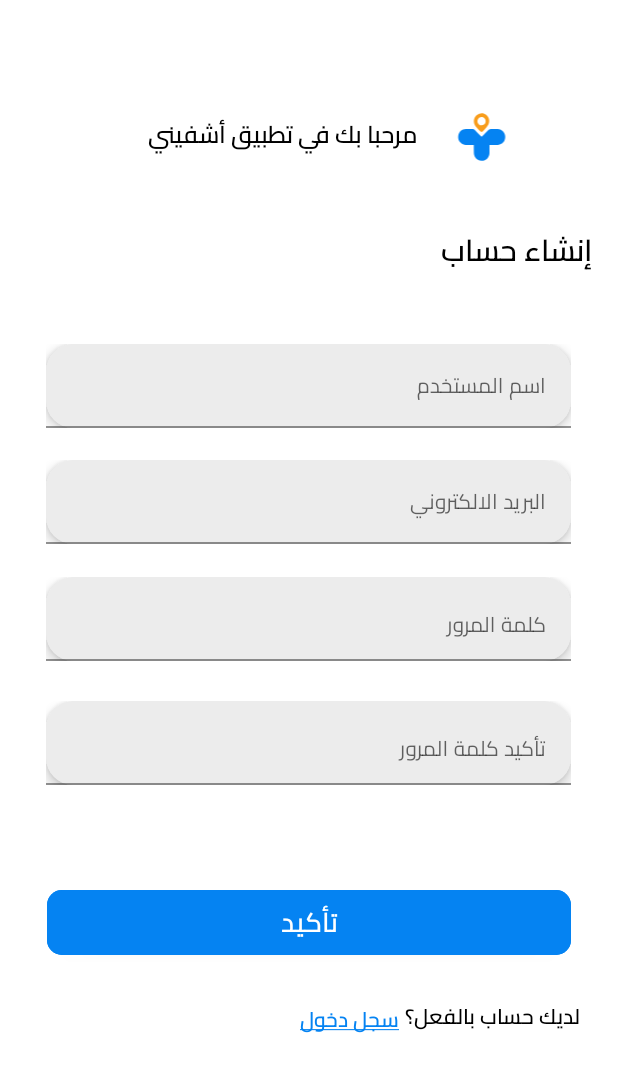
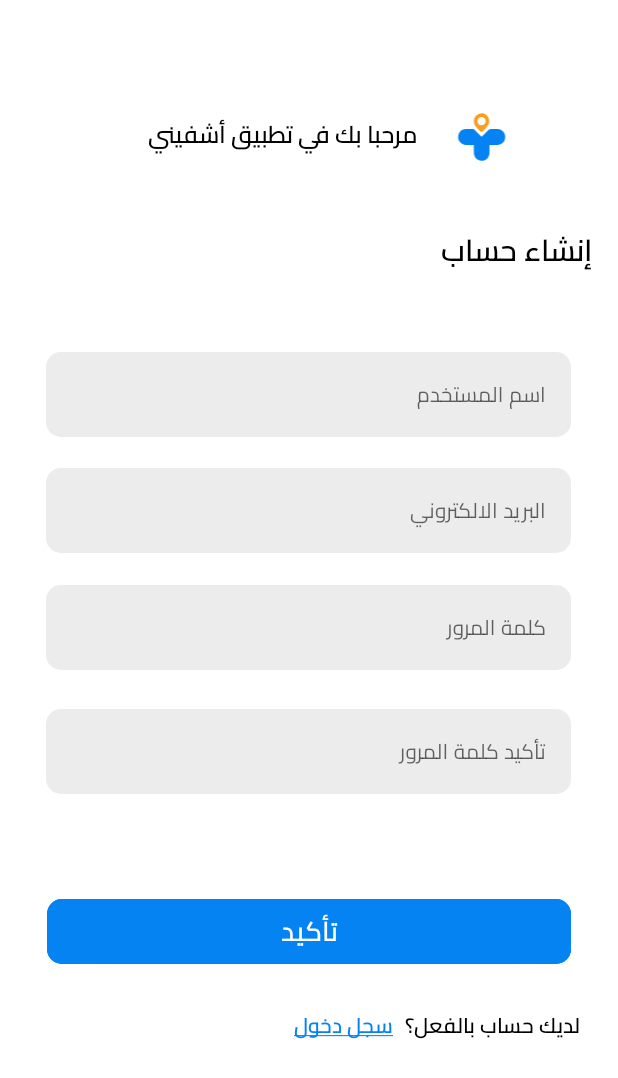
Before and after one commit to YoussefmSaber/Eshfeeny, an Android app: the SignupFragment screen opened through its navigation route, on a phone screen of 412 x 824 dp. Shown: the top 1078 px of the screen. Run offline under Robolectric (Android 15) with nearby library versions, the phone set to English and light mode, and no system bars; our stand-ins replace data binding; 1 statement that could not run was skipped.

Commit message:
Fixed the edittext view for the login and signup pages

```diff
--- a/app/src/main/java/com/example/eshfeenygraduationproject/welcome/fragment/WelcomeFragment.kt
+++ b/app/src/main/java/com/example/eshfeenygraduationproject/welcome/fragment/WelcomeFragment.kt
@@ -23,14 +23,11 @@
         binding = FragmentWelcomeBinding.inflate(inflater)
 
         binding.loginButton.setOnClickListener{
-            TODO("connect with login page")
             Navigation.findNavController(it).navigate(R.id.action_welcomeFragment_to_login)
         }
 
         binding.signupButton.setOnClickListener {
-            TODO("connect with signup page")
             Navigation.findNavController(it).navigate(R.id.action_welcomeFragment_to_signupFragment)
-
         }
 
         binding.asGuest.setOnClickListener {
--- a/app/src/main/res/drawable/custom_edit.xml
+++ b/app/src/main/res/drawable/custom_edit.xml
@@ -1,5 +1,5 @@
 <?xml version="1.0" encoding="utf-8"?>
 <shape android:shape="rectangle" xmlns:android="http://schemas.android.com/apk/res/android">
     <solid android:color="@color/rectangle_color"/>
-    <corners android:radius="18dp"/>
+    <corners android:radius="10dp"/>
 </shape>
--- a/app/src/main/res/layout/fragment_signup.xml
+++ b/app/src/main/res/layout/fragment_signup.xml
@@ -1,7 +1,7 @@
 <?xml version="1.0" encoding="utf-8"?>
-<layout xmlns:tools="http://schemas.android.com/tools"
-    xmlns:android="http://schemas.android.com/apk/res/android"
-    xmlns:app="http://schemas.android.com/apk/res-auto">
+<layout xmlns:android="http://schemas.android.com/apk/res/android"
+    xmlns:app="http://schemas.android.com/apk/res-auto"
+    xmlns:tools="http://schemas.android.com/tools">
 
     <androidx.constraintlayout.widget.ConstraintLayout
         android:id="@+id/logo_signup"
@@ -17,7 +17,7 @@
             android:layout_marginTop="27dp"
             android:layout_marginBottom="50dp"
             android:fontFamily="@font/cairo_semibold"
-            android:text="مرحبا بك في تطبيق أشفيني"
+            android:text="@string/welcomeMsg"
             android:textColor="#000000"
             android:textSize="16sp"
             android:textStyle="bold"
@@ -26,8 +26,7 @@
             app:layout_constraintHorizontal_bias="0.422"
             app:layout_constraintStart_toStartOf="parent"
             app:layout_constraintTop_toTopOf="parent"
-            app:layout_constraintVertical_bias="0.0"
-            app:lineHeight="50px" />
+            app:layout_constraintVertical_bias="0.0" />
 
         <ImageView
             android:id="@+id/imageView"
@@ -37,6 +36,7 @@
             android:layout_marginTop="27dp"
             android:layout_marginEnd="63dp"
             android:layout_marginBottom="50dp"
+            android:contentDescription="@string/application_logo"
             android:src="@drawable/vector"
             app:layout_constraintBottom_toBottomOf="parent"
             app:layout_constraintEnd_toEndOf="parent"
@@ -52,7 +52,7 @@
             android:layout_marginTop="40dp"
             android:layout_marginEnd="16dp"
             android:fontFamily="@font/cairo_semibold"
-            android:text="إنشاء حساب"
+            android:text="@string/createAcc"
             android:textColor="#000000"
             android:textSize="20sp"
             android:textStyle="bold"
@@ -60,6 +60,7 @@
             app:layout_constraintTop_toBottomOf="@+id/imageView" />
 
         <com.google.android.material.textfield.TextInputLayout
+            style="@style/Widget.MaterialComponents.TextInputLayout.OutlinedBox"
             android:layout_width="wrap_content"
             android:layout_height="wrap_content"
             android:layout_marginTop="32dp"
@@ -74,10 +75,8 @@
                 android:layout_marginStart="29dp"
                 android:layout_marginEnd="20dp"
                 android:background="@drawable/custom_edit"
-                android:elevation="5dp"
-                android:ems="10"
                 android:fontFamily="@font/cairo_regular"
-                android:hint="اسم المستخدم"
+                android:hint="@string/userName"
                 android:textSize="14sp"
                 tools:ignore="TouchTargetSizeCheck,TouchTargetSizeCheck" />
 
@@ -89,26 +88,27 @@
             android:layout_width="wrap_content"
             android:layout_height="wrap_content"
             android:layout_marginTop="109dp"
+            style="@style/Widget.MaterialComponents.TextInputLayout.OutlinedBox"
             app:layout_constraintStart_toStartOf="parent"
             app:layout_constraintTop_toBottomOf="@+id/textView2"
             tools:ignore="MissingConstraints">
 
             <com.google.android.material.textfield.TextInputEditText
                 android:id="@+id/emailSignup"
+
                 android:layout_width="350dp"
                 android:layout_height="wrap_content"
                 android:layout_marginStart="29dp"
                 android:layout_marginEnd="20dp"
                 android:background="@drawable/custom_edit"
-                android:elevation="5dp"
-                android:ems="10"
                 android:fontFamily="@font/cairo_regular"
-                android:hint="البريد الالكتروني"
+                android:hint="@string/email"
                 android:textSize="14sp" />
         </com.google.android.material.textfield.TextInputLayout>
 
         <com.google.android.material.textfield.TextInputLayout
             android:id="@+id/PasswordSignup"
+            style="@style/Widget.MaterialComponents.TextInputLayout.OutlinedBox"
             android:layout_width="wrap_content"
             android:layout_height="wrap_content"
             android:layout_marginTop="187dp"
@@ -123,17 +123,15 @@
                 android:layout_marginStart="29dp"
                 android:layout_marginEnd="20dp"
                 android:background="@drawable/custom_edit"
-                android:elevation="5dp"
-                android:ems="-5"
                 android:fontFamily="@font/cairo_regular"
-                android:gravity="right"
-                android:hint="كلمة المرور"
+                android:hint="@string/pass"
                 android:inputType="textPassword"
                 android:textSize="14sp" />
         </com.google.android.material.textfield.TextInputLayout>
 
         <com.google.android.material.textfield.TextInputLayout
             android:id="@+id/ConfirmPassSignup"
+            style="@style/Widget.MaterialComponents.TextInputLayout.OutlinedBox"
             android:layout_width="wrap_content"
             android:layout_height="wrap_content"
             android:layout_marginTop="270dp"
@@ -148,11 +146,8 @@
                 android:layout_marginStart="29dp"
                 android:layout_marginEnd="20dp"
                 android:background="@drawable/custom_edit"
-                android:elevation="5dp"
-                android:ems="-5"
                 android:fontFamily="@font/cairo_regular"
-                android:gravity="right"
-                android:hint="تأكيد كلمة المرور"
+                android:hint="@string/confPass"
                 android:inputType="textPassword"
                 android:textSize="14sp" />
         </com.google.android.material.textfield.TextInputLayout>
@@ -167,7 +162,7 @@
             android:backgroundTint="#0583F2"
             android:fontFamily="@font/cairo_semibold"
             android:shadowRadius="60"
-            android:text="تأكيد"
+            android:text="@string/conf"
             android:textAlignment="center"
             android:textSize="18sp"
             app:cornerRadius="10dp"
@@ -182,7 +177,7 @@
             android:layout_marginTop="22dp"
             android:layout_marginEnd="24dp"
             android:fontFamily="@font/cairo_semibold"
-            android:text="لديك حساب بالفعل؟"
+            android:text="@string/haveAcc"
             android:textColor="#000000"
             android:textSize="14sp"
             app:layout_constraintEnd_toEndOf="parent"
@@ -192,16 +187,13 @@
             android:id="@+id/createInSignup"
             android:layout_width="wrap_content"
             android:layout_height="wrap_content"
-            android:layout_marginEnd="4dp"
-            android:layout_marginBottom="84dp"
+            android:layout_marginEnd="8dp"
             android:fontFamily="@font/cairo_semibold"
             android:text="@string/txtUnderline1"
             android:textColor="#0583F2"
             android:textSize="14sp"
-            app:layout_constraintBottom_toBottomOf="parent"
-            app:layout_constraintEnd_toStartOf="@+id/textView"
-
-            />
+            app:layout_constraintBaseline_toBaselineOf="@+id/textView"
+            app:layout_constraintEnd_toStartOf="@+id/textView" />
 
     </androidx.constraintlayout.widget.ConstraintLayout>
 </layout>
--- a/app/src/main/res/values/strings.xml
+++ b/app/src/main/res/values/strings.xml
@@ -4,7 +4,7 @@
     <!--    OnBoarding Page Text    -->
 
     <string name="next">التالي</string>
-    <string name="skip">تخطي</string>
+    <string name="skip"><u>تخطي</u></string>
 
     <string name="text1">
         يمكن للمستخدم البحث عن الدواء الذى يريده و كذلك
@@ -37,13 +37,32 @@
     <string name="login">تسجيل الدخول</string>
     <string name="singup">إنشاء حساب</string>
     <string name="as_guest">تصفح كضيف</string>
+
+
+    <!--    Login Page Text-->
+
     <string name="application_logo">Application Logo</string>
-    <!-- TODO: Remove or change this placeholder text -->
-    <string name="hello_blank_fragment">Hello blank fragment</string>
     <string name="password">كلمه المرور</string>
     <string name="required">مطلوب</string>
     <string name="txtUnderline1"><u>سجل دخول</u></string>
     <string name="txtForgetPass"><u>هل نسيت كلمة السر؟</u></string>
     <string name="txtUnderline2"><u>انشئ حساب</u></string>
+    <string name="have_account">لديك حساب بالفعل؟</string>
+    <string name="sign_up">تسجيل الدخول</string>
+    <string name="passwordText">كلمة المرور</string>
+    <string name="Email">البريد الالكتروني</string>
+    <string name="signUP">قم بتسجيل الدخول</string>
+
+    <!--    Signup Page Text-->
+
+    <string name="welcome">مرحبا بك في تطبيق أشفيني</string>
+    <string name="welcomeMsg">مرحبا بك في تطبيق أشفيني</string>
+    <string name="createAcc">إنشاء حساب</string>
+    <string name="userName">اسم المستخدم</string>
+    <string name="email">البريد الالكتروني</string>
+    <string name="pass">كلمة المرور</string>
+    <string name="confPass">تأكيد كلمة المرور</string>
+    <string name="conf">تأكيد</string>
+    <string name="haveAcc">لديك حساب بالفعل؟</string>
 
 </resources>
```
Also changed, not shown: app/src/main/res/layout/fragment_login.xml (+16 -17 lines).
